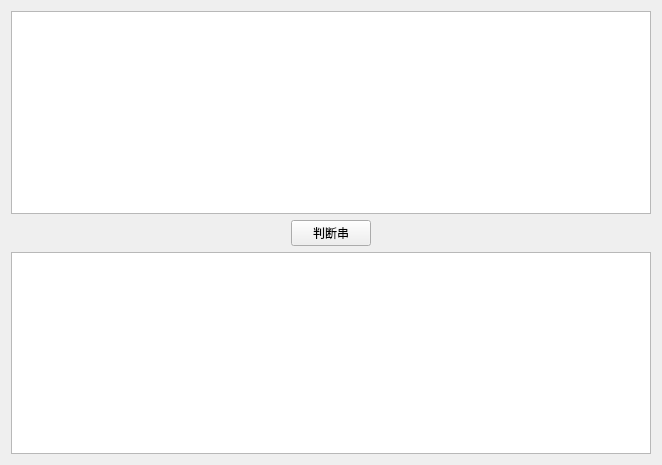
Old version of the form PDAforCFG/subwidge.ui in the repository mele-y/PDAforCFG.
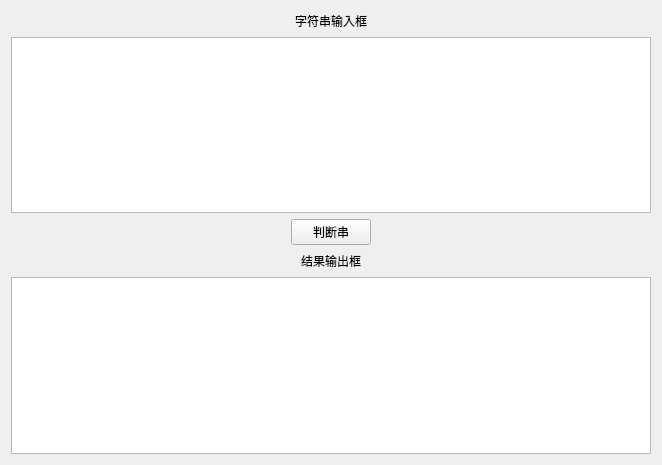
New version of the form.

Commit message: 修改部分GUI

```diff
--- a/PDAforCFG/subwidge.ui
+++ b/PDAforCFG/subwidge.ui
@@ -13,9 +13,46 @@
   <property name="windowTitle">
    <string>Form</string>
   </property>
-  <layout class="QGridLayout" name="gridLayout">
+  <layout class="QGridLayout" name="gridLayout_3">
    <item row="0" column="0" colspan="3">
-    <widget class="QTextEdit" name="textEdit"/>
+    <layout class="QGridLayout" name="gridLayout">
+     <item row="0" column="1">
+      <widget class="QLabel" name="label">
+       <property name="text">
+        <string>字符串输入框</string>
+       </property>
+      </widget>
+     </item>
+     <item row="0" column="2">
+      <spacer name="horizontalSpacer_4">
+       <property name="orientation">
+        <enum>Qt::Horizontal</enum>
+       </property>
+       <property name="sizeHint" stdset="0">
+        <size>
+         <width>40</width>
+         <height>20</height>
+        </size>
+       </property>
+      </spacer>
+     </item>
+     <item row="0" column="0">
+      <spacer name="horizontalSpacer_3">
+       <property name="orientation">
+        <enum>Qt::Horizontal</enum>
+       </property>
+       <property name="sizeHint" stdset="0">
+        <size>
+         <width>40</width>
+         <height>20</height>
+        </size>
+       </property>
+      </spacer>
+     </item>
+     <item row="1" column="0" colspan="3">
+      <widget class="QTextEdit" name="textEdit"/>
+     </item>
+    </layout>
    </item>
    <item row="1" column="0">
     <spacer name="horizontalSpacer">
@@ -51,7 +88,44 @@
     </spacer>
    </item>
    <item row="2" column="0" colspan="3">
-    <widget class="QTextBrowser" name="textBrowser"/>
+    <layout class="QGridLayout" name="gridLayout_2">
+     <item row="0" column="0">
+      <spacer name="horizontalSpacer_5">
+       <property name="orientation">
+        <enum>Qt::Horizontal</enum>
+       </property>
+       <property name="sizeHint" stdset="0">
+        <size>
+         <width>40</width>
+         <height>20</height>
+        </size>
+       </property>
+      </spacer>
+     </item>
+     <item row="0" column="1">
+      <widget class="QLabel" name="label_2">
+       <property name="text">
+        <string>结果输出框</string>
+       </property>
+      </widget>
+     </item>
+     <item row="0" column="2">
+      <spacer name="horizontalSpacer_6">
+       <property name="orientation">
+        <enum>Qt::Horizontal</enum>
+       </property>
+       <property name="sizeHint" stdset="0">
+        <size>
+         <width>40</width>
+         <height>20</height>
+        </size>
+       </property>
+      </spacer>
+     </item>
+     <item row="1" column="0" colspan="3">
+      <widget class="QTextBrowser" name="textBrowser"/>
+     </item>
+    </layout>
    </item>
   </layout>
  </widget>
```
The commit also changes 1 other file.
